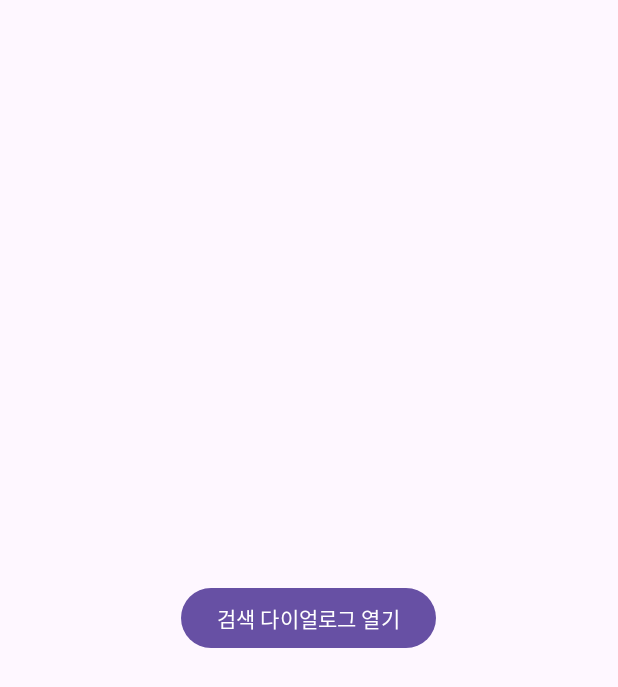
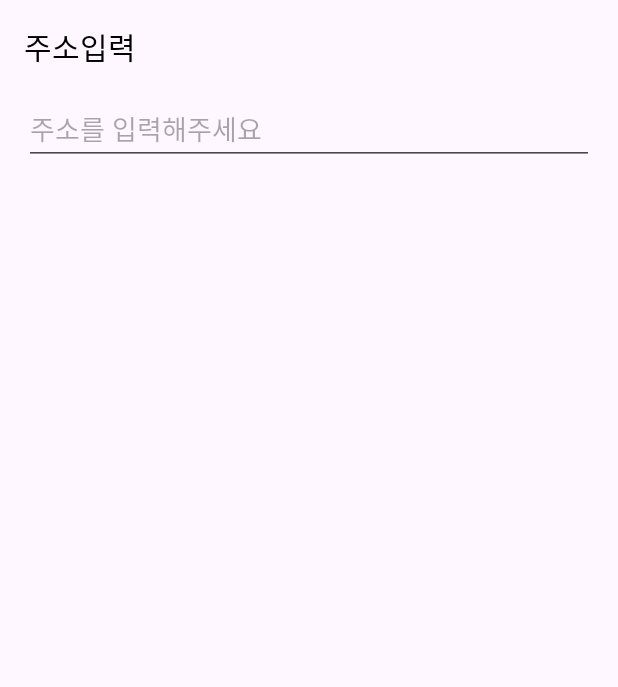
Before and after one commit to devil7861/ProjectTiatS, an Android app: the MainActivity6 screen opened directly, with no data from a screen before it, on a phone screen of 412 x 824 dp. Shown: the top 687 px of the screen. Run offline under Robolectric (Android 15) with nearby library versions, the phone set to English and light mode, and no system bars.

Commit message:
ver1.96 수정사항 1. 기존 프로필 수정에서 주소를 수동으로 입력하는 것이 아니라 firebase hosting에 올려놓은 웹페이지를 통해 카카오 api를 사용해서 주소를 검색해서 입력함 2. 기존 프로필수정 레이아웃에서 주소를 입력하는 부분이 도로명주소와 구주소를 병기해서 쓰면 너무 길어서 잘려보여서 폰트 크기를 줄이고 자동 줄바꿈을 지원하게 수정함(상세주소부분은 예외)
추가사항
1. firebase hosting의 웹 페이지와 앱의 webView를 연결해서 보여줄 SearchActivity를 새로 작성(레이아웃포함)

```diff
--- a/app/src/main/AndroidManifest.xml
+++ b/app/src/main/AndroidManifest.xml
@@ -11,11 +11,15 @@
         android:allowBackup="true"
         android:dataExtractionRules="@xml/data_extraction_rules"
         android:fullBackupContent="@xml/backup_rules"
+        android:icon="@drawable/main_logo"
         android:label="@string/app_name"
         android:supportsRtl="true"
         android:theme="@style/Theme.NEWPTS"
         android:usesCleartextTraffic="true"
         tools:targetApi="31">
+        <activity
+            android:name=".ProfileFragment.SearchActivity"
+            android:exported="false" />
         <activity
             android:name=".ProfileFragment.ProfileEditActivity"
             android:exported="false" />
@@ -74,7 +78,6 @@
         <activity
             android:name=".MainActivity"
             android:label="메인 액티비티" />
-
     </application>
 
 </manifest>
--- a/app/src/main/java/com/jica/newpts/ProfileFragment/MainActivity6.java
+++ b/app/src/main/java/com/jica/newpts/ProfileFragment/MainActivity6.java
@@ -1,45 +1,54 @@
 package com.jica.newpts.ProfileFragment;
 
-import androidx.appcompat.app.AppCompatActivity;
-
+import android.content.Intent;
 import android.os.Bundle;
 import android.view.View;
-import android.widget.Button;
+import android.webkit.JavascriptInterface;
+import android.webkit.WebView;
+import android.webkit.WebViewClient;
+import android.widget.EditText;
+
+import androidx.activity.result.ActivityResultLauncher;
+import androidx.activity.result.contract.ActivityResultContracts;
+import androidx.annotation.Nullable;
+import androidx.appcompat.app.AppCompatActivity;
 
 import com.jica.newpts.R;
 
-import java.util.Arrays;
-import java.util.List;
+public class MainActivity6 extends AppCompatActivity {
 
-// MainActivity.java
-
-public class MainActivity6 extends AppCompatActivity {
-    // ...
-
-    private List<String> lunchMenus; // 메뉴 항목들
+    private EditText mEtAddress;
 
     @Override
     protected void onCreate(Bundle savedInstanceState) {
         super.onCreate(savedInstanceState);
         setContentView(R.layout.activity_main6);
 
-        // ...
-
-        lunchMenus = Arrays.asList("잡탕밥", "유산슬밥", "팔보채", "유린기", "쟁반짜장");
-
-        Button showDialogButton = findViewById(R.id.showDialogButton);
-        showDialogButton.setOnClickListener(new View.OnClickListener() {
+        mEtAddress = findViewById(R.id.et_address);
+        //block touch
+        mEtAddress.setFocusable(false);
+        mEtAddress.setOnClickListener(new View.OnClickListener() {
             @Override
             public void onClick(View view) {
-             /*   showSearchDialog();*/
-                SearchDialog dialog = new SearchDialog(MainActivity6.this, lunchMenus);
-                dialog.show();
+                // 주소검색 웹뷰 화면으로 이동
+                Intent intent = new Intent(MainActivity6.this, SearchActivity.class);
+                getSearchResult.launch(intent);
+
             }
         });
     }
 
-    private void showSearchDialog() {
-        SearchDialog dialog = new SearchDialog(this, lunchMenus);
-        dialog.show();
-    }
+    private final ActivityResultLauncher<Intent> getSearchResult = registerForActivityResult(
+            new ActivityResultContracts.StartActivityForResult(),
+            result -> {
+                // Search Activity 로부터의 결과 값이 이곳으로 전달된다.(setResult에 의해)
+                if (result.getResultCode() == RESULT_OK) {
+                    if (result.getData() != null) {
+                        String data = result.getData().getStringExtra("data");//SearchActivity에서 보낸값
+                        mEtAddress.setText(data);
+                    }
+                }
+            }
+    );
+
 }
--- a/app/src/main/res/layout/activity_main6.xml
+++ b/app/src/main/res/layout/activity_main6.xml
@@ -1,16 +1,31 @@
 <?xml version="1.0" encoding="utf-8"?>
-<RelativeLayout xmlns:android="http://schemas.android.com/apk/res/android"
+<LinearLayout xmlns:android="http://schemas.android.com/apk/res/android"
     xmlns:app="http://schemas.android.com/apk/res-auto"
     xmlns:tools="http://schemas.android.com/tools"
     android:layout_width="match_parent"
     android:layout_height="match_parent"
+    android:orientation="vertical"
     tools:context=".ProfileFragment.MainActivity6">
 
-    <Button
-        android:id="@+id/showDialogButton"
-        android:layout_width="wrap_content"
+    <LinearLayout
+        android:layout_width="match_parent"
         android:layout_height="wrap_content"
-        android:layout_centerInParent="true"
-        android:text="검색 다이얼로그 열기" />
+        android:layout_margin="16dp"
+        android:orientation="vertical">
 
-</RelativeLayout>
+        <TextView
+            android:layout_width="wrap_content"
+            android:layout_height="wrap_content"
+            android:text="주소입력"
+            android:textSize="20sp"
+            android:textColor="@color/black"/>
+
+        <EditText
+            android:id="@+id/et_address"
+            android:layout_width="match_parent"
+            android:layout_height="wrap_content"
+            android:layout_marginTop="16dp"
+            android:hint="주소를 입력해주세요"/>
+
+    </LinearLayout>
+</LinearLayout>
```
Also changed, not shown: app/src/main/java/com/jica/newpts/MainActivity.java (+12 -0 lines), app/src/main/java/com/jica/newpts/ProfileFragment/ProfileEditActivity.java (+26 -0 lines), app/src/main/java/com/jica/newpts/ProfileFragment/SearchActivity.java (added, +46 -0 lines), app/src/main/res/layout/activity_main.xml (+9 -0 lines), app/src/main/res/layout/activity_profile_edit.xml (+3 -6 lines), app/src/main/res/layout/activity_search.xml (added, +17 -0 lines).
